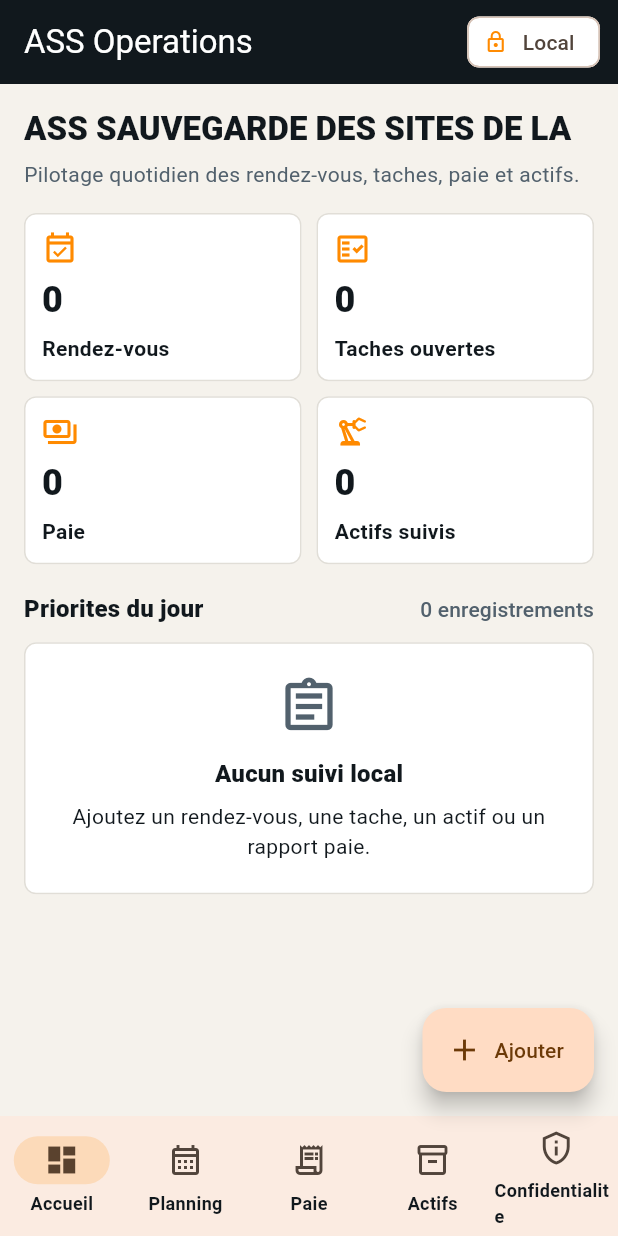
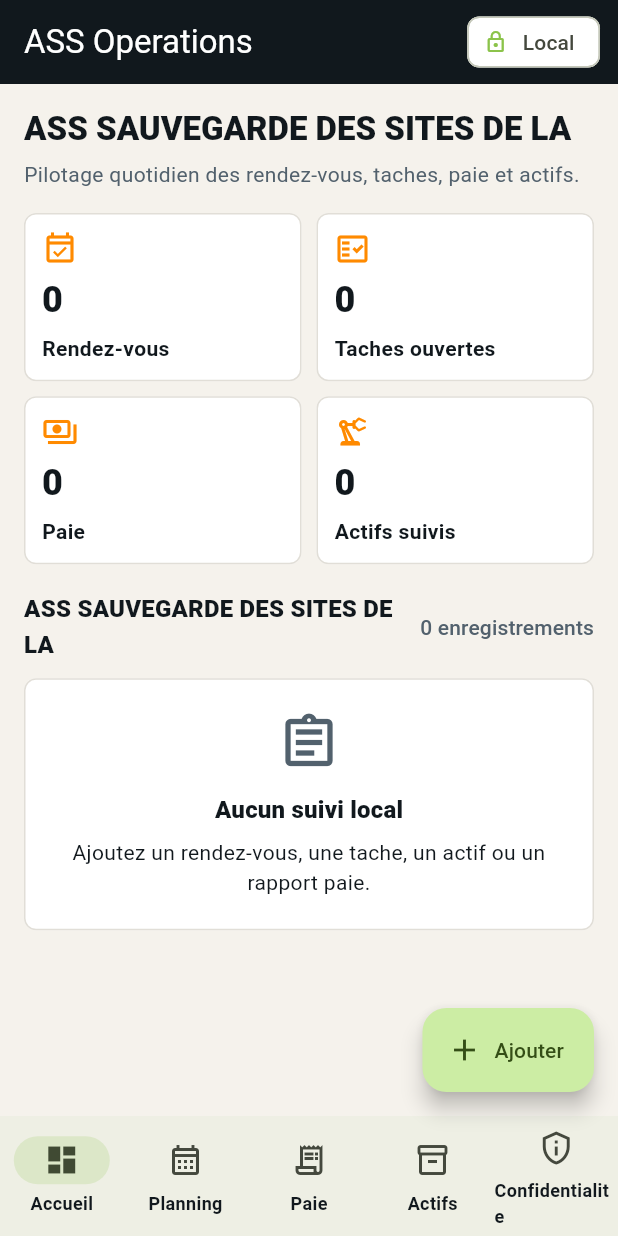
Before and after one commit to EOOrga/68d9d12912992303380194ff, a Flutter app: the screen it shows after launch, on a phone screen of 412 x 824 dp. Run offline on Flutter 3.47's test engine with Material 3 defaults, Android fonts, the light colour scheme and no system bars; our stand-ins replace shared_preferences.

Commit message:
Create Flutter variant com.bernferna.ass_sauvegarde_sites

```diff
--- a/lib/main.dart
+++ b/lib/main.dart
@@ -298,9 +298,9 @@
 
   @override
   Widget build(BuildContext context) {
-    const primary = Color(0xFFFF8A00);
+    const primary = Color(0xFF8BC34A);
     const charcoal = Color(0xFF11181D);
-    const steel = Color(0xFF52616D);
+    const steel = Color(0xFF558B2F);
     const paper = Color(0xFFF5F2EC);
 
     return MaterialApp(
@@ -508,7 +508,7 @@
         ),
         const SizedBox(height: 18),
         SectionHeader(
-          title: 'Priorites du jour',
+          title: 'ASS SAUVEGARDE DES SITES DE LA',
           trailing: '${store.items.length} enregistrements',
         ),
         const SizedBox(height: 10),
--- a/pubspec.yaml
+++ b/pubspec.yaml
@@ -27,5 +27,5 @@
 flutter_launcher_icons:
   android: true
   image_path: docs/icon.png
-  adaptive_icon_background: "#11181D"
+  adaptive_icon_background: "#1565C0"
   adaptive_icon_foreground: docs/icon.png
```
Also changed, not shown: docs/icon.png, 11 other files.
